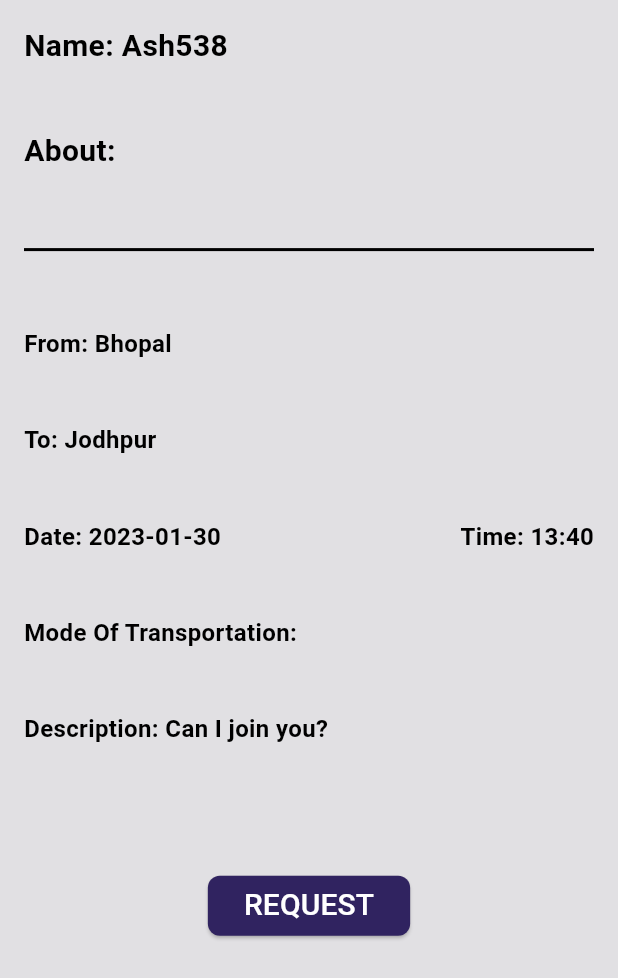
After one commit to Asharma538/travel_companion, a Flutter app: the ViewPost screen opened directly, on a phone screen of 412 x 824 dp. The commit adds this screen. Shown: the top 978 px of the screen. Run offline on Flutter 3.47's test engine with Material 3 defaults, Android fonts, the phone set to English and light mode, and no system bars; our stand-ins replace google_nav_bar.

Commit message:
view post page added

```diff
--- /dev/null
+++ b/lib/pages/ViewPost.dart
@@ -0,0 +1,199 @@
+import 'package:flutter/material.dart';
+import 'dart:convert';
+import 'package:flutter/services.dart';
+
+void main() {
+  runApp(MyApp());
+}
+
+class MyApp extends StatelessWidget {
+  @override
+  Widget build(BuildContext context) {
+    return MaterialApp(
+      home: ViewPost(),
+    );
+  }
+}
+
+class Request {
+  final String username;
+  final String source;
+  final String destination;
+  final String date;
+  final String time;
+  final String description;
+
+  Request({
+    required this.username,
+    required this.source,
+    required this.destination,
+    required this.date,
+    required this.time,
+    this.description = "",
+  });
+
+  factory Request.fromJson(Map<String, dynamic> json) {
+    return Request(
+      username: json['username'],
+      source: json['source'],
+      destination: json['destination'],
+      date: json['date'],
+      time: json['time'],
+      description: json['description'] ?? "",
+    );
+  }
+}
+
+List<Request> parseRequests(String jsonStr) {
+  final List<dynamic> jsonList = json.decode(jsonStr)['requests'];
+  return jsonList.map((json) => Request.fromJson(json)).toList();
+}
+
+class ViewPost extends StatefulWidget {
+  const ViewPost({Key? key});
+
+  @override
+  State<ViewPost> createState() => _ViewPostState();
+}
+
+class _ViewPostState extends State<ViewPost> {
+  List<Request> requests = [];
+
+  @override
+  void initState() {
+    super.initState();
+    loadRequests();
+  }
+
+  Future<void> loadRequests() async {
+    final String data = await rootBundle.loadString('lib/data/requests.json');
+    setState(() {
+      requests = parseRequests(data);
+    });
+  }
+
+  @override
+  Widget build(BuildContext context) {
+    var _mediaQuery = MediaQuery.of(context);
+    print(requests);
+
+    return Scaffold(
+      backgroundColor: const Color.fromARGB(255, 225, 224, 227),
+      body: Container(
+        child: SingleChildScrollView(
+          padding: const EdgeInsets.fromLTRB(16, 16, 16, 16),
+          child: Column(
+            mainAxisAlignment: MainAxisAlignment.spaceEvenly,
+            crossAxisAlignment: CrossAxisAlignment.start,
+            children: [
+              Container(
+                child: Text(
+                  requests.isNotEmpty ? "Name: ${requests[0].username}" : "",
+                  style: TextStyle(
+                    color: Colors.black,
+                    fontSize: 20.0,
+                    fontWeight: FontWeight.bold,
+                  ),
+                ),
+              ),
+              SizedBox(height: _mediaQuery.size.height * 0.05),
+              Text(
+                "About:",
+                style: TextStyle(
+                  color: Colors.black,
+                  fontSize: 20.0,
+                  fontWeight: FontWeight.bold,
+                ),
+              ),
+              SizedBox(height: _mediaQuery.size.height * 0.05),
+              Divider(
+                height: 20,
+                color: Colors.black,
+                thickness: 2,
+              ),
+              SizedBox(height: _mediaQuery.size.height * 0.05),
+              Text(
+                requests.isNotEmpty ? "From: ${requests[0].source}" : "",
+                style: TextStyle(
+                  color: Colors.black,
+                  fontSize: 16.0,
+                  fontWeight: FontWeight.bold,
+                ),
+              ),
+              SizedBox(height: _mediaQuery.size.height * 0.05),
+              Text(
+                requests.isNotEmpty ? "To: ${requests[0].destination}" : "",
+                style: TextStyle(
+                  color: Colors.black,
+                  fontSize: 16.0,
+                  fontWeight: FontWeight.bold,
+                ),
+              ),
+              SizedBox(height: _mediaQuery.size.height * 0.05),
+              Row(
+                mainAxisAlignment: MainAxisAlignment.spaceBetween,
+                children: [
+                  Text(
+                    requests.isNotEmpty ? "Date: ${requests[0].date}" : "",
+                    style: TextStyle(
+                      color: Colors.black,
+                      fontSize: 16.0,
+                      fontWeight: FontWeight.bold,
+                    ),
+                  ),
+                  Text(
+                    requests.isNotEmpty ? "Time: ${requests[0].time}" : "",
+                    style: TextStyle(
+                      color: Colors.black,
+                      fontSize: 16.0,
+                      fontWeight: FontWeight.bold,
+                    ),
+                  ),
+                ],
+              ),
+              SizedBox(height: _mediaQuery.size.height * 0.05),
+              Text(
+                "Mode Of Transportation:",
+                style: TextStyle(
+                  color: Colors.black,
+                  fontSize: 16.0,
+                  fontWeight: FontWeight.bold,
+                ),
+              ),
+              SizedBox(height: _mediaQuery.size.height * 0.05),
+              Text(
+                requests.isNotEmpty
+                    ? "Description: ${requests[0].description}"
+                    : "",
+                style: TextStyle(
+                  color: Colors.black,
+                  fontSize: 16.0,
+                  fontWeight: FontWeight.bold,
+                ),
+              ),
+              SizedBox(height: _mediaQuery.size.height * 0.1),
+              Center(
+                child: ElevatedButton(
+                  onPressed: () {},
+                  child: Text(
+                    "REQUEST",
+                    style: TextStyle(
+                      color: Colors.white,
+                      fontSize: 20.0,
+                    ),
+                  ),
+                  style: ElevatedButton.styleFrom(
+                    primary: Color(0xff302360),
+                    shape: RoundedRectangleBorder(
+                      borderRadius: BorderRadius.circular(8.0),
+                    ),
+                  ),
+                ),
+              ),
+            ],
+          ),
+        ),
+      ),
+    );
+  }
+}
--- a/pubspec.yaml
+++ b/pubspec.yaml
@@ -62,7 +62,7 @@ flutter:
   # To add assets to your application, add an assets section, like this:
   assets:
       - lib\assets\images\logo.png
-  #   - images/a_dot_ham.jpeg
+      - lib/data/
 
   # An image asset can refer to one or more resolution-specific "variants", see
   # https://flutter.dev/assets-and-images/#resolution-aware
```
Also changed, not shown: lib/main.dart (line endings or trailing spaces), lib/pages/search.dart (line endings or trailing spaces).
